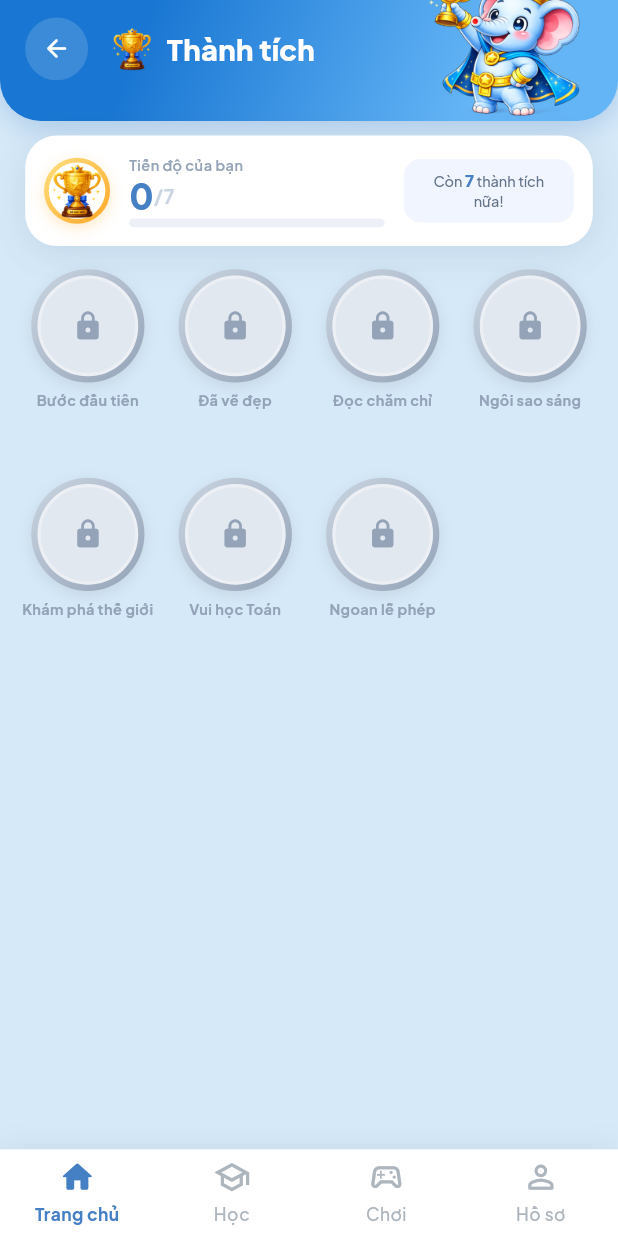
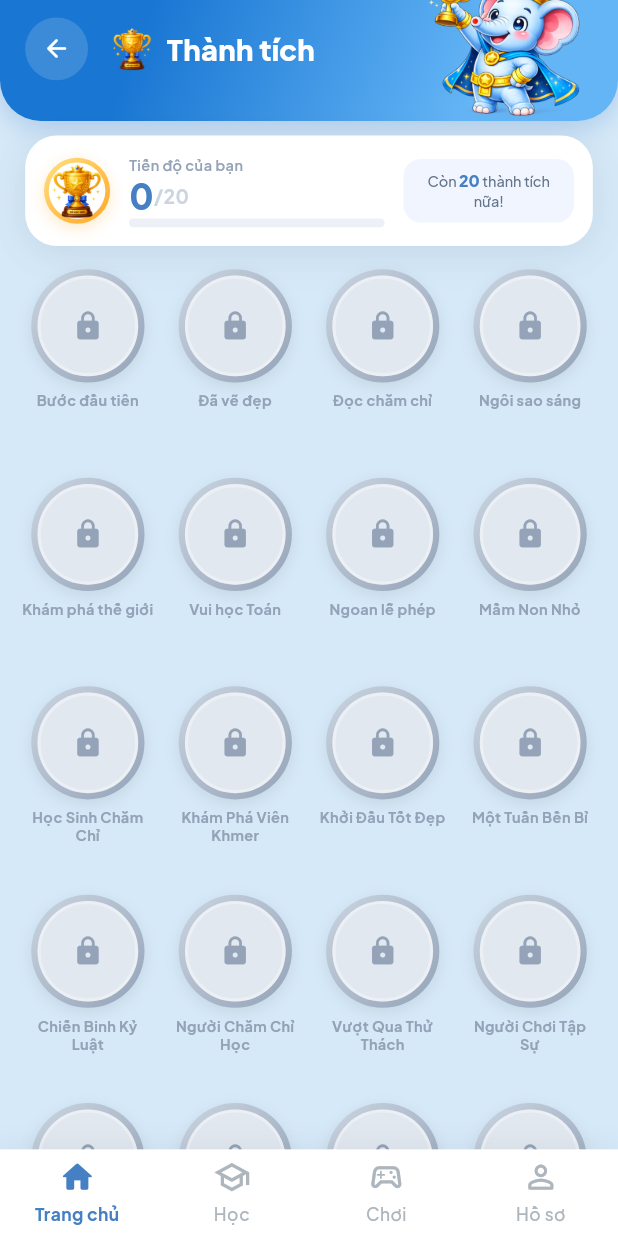
Before and after one commit to Lamvanna/tn-da22ttb-110122116-lamvanna-khmerkid, a Flutter app: the AchievementsScreen screen opened directly, on a phone screen of 412 x 824 dp. Run offline on Flutter 3.47's test engine with Material 3 defaults, Android fonts, the light colour scheme and no system bars; our stand-ins replace audioplayers, connectivity_plus, flutter_screenutil, flutter_tts, google_fonts, google_sign_in and 5 more; missing offline and left inert: flutter_tesseract_ocr, string_similarity; accounts and stored records are empty; generated files the repository leaves out were written again; network calls fail.

Commit message:
Cập nhật dữ liệu huy hiệu (badges) và giao diện màn hình thành tựu

```diff
--- a/lib/screens/achievements/achievements_screen.dart
+++ b/lib/screens/achievements/achievements_screen.dart
@@ -75,6 +75,110 @@ class _AchievementsScreenState extends State<AchievementsScreen> {
       color: const Color(0xFF4CAF50),
       bgColor: const Color(0xFFE8F5E9),
       description: 'Đạt chuỗi học tập liên tục 2 ngày.',
+    ),
+    _Achievement(
+      title: 'Mầm Non Nhỏ',
+      icon: Icons.child_care_rounded,
+      done: false,
+      color: const Color(0xFFFF9800),
+      bgColor: const Color(0xFFFFF3E0),
+      description: 'Đạt cấp độ 5 của hành trình!',
+    ),
+    _Achievement(
+      title: 'Học Sinh Chăm Chỉ',
+      icon: Icons.workspace_premium_rounded,
+      done: false,
+      color: const Color(0xFFFF5722),
+      bgColor: const Color(0xFFFBE9E7),
+      description: 'Đạt cấp độ 10 trong ứng dụng.',
+    ),
+    _Achievement(
+      title: 'Khám Phá Viên Khmer',
+      icon: Icons.explore_rounded,
+      done: false,
+      color: const Color(0xFF00E676),
+      bgColor: const Color(0xFFE8F5E9),
+      description: 'Xuất sắc đạt cấp độ 20.',
+    ),
+    _Achievement(
+      title: 'Khởi Đầu Tốt Đẹp',
+      icon: Icons.lightbulb_rounded,
+      done: false,
+      color: const Color(0xFFFFD54F),
+      bgColor: const Color(0xFFFFF8E1),
+      description: 'Duy trì chuỗi học tập 3 ngày liên tiếp.',
+    ),
+    _Achievement(
+      title: 'Một Tuần Bền Bỉ',
+      icon: Icons.date_range_rounded,
+      done: false,
+      color: const Color(0xFFFF5722),
+      bgColor: const Color(0xFFFBE9E7),
+      description: 'Duy trì chuỗi học tập 7 ngày liên tiếp.',
+    ),
+    _Achievement(
+      title: 'Chiến Binh Kỷ Luật',
+      icon: Icons.shield_rounded,
+      done: false,
+      color: const Color(0xFF9C27B0),
+      bgColor: const Color(0xFFF3E5F5),
+      description: 'Duy trì chuỗi học tập 15 ngày liên tiếp.',
+    ),
+    _Achievement(
+      title: 'Người Chăm Chỉ Học',
+      icon: Icons.auto_stories_rounded,
+      done: false,
+      color: const Color(0xFF2196F3),
+      bgColor: const Color(0xFFE3F2FD),
+      description: 'Hoàn thành xuất sắc 15 bài học.',
+    ),
+    _Achievement(
+      title: 'Vượt Qua Thử Thách',
+      icon: Icons.military_tech_rounded,
+      done: false,
+      color: const Color(0xFFFF1744),
+      bgColor: const Color(0xFFFFEBEE),
+      description: 'Hoàn thành xuất sắc 30 bài học.',
+    ),
+    _Achievement(
+      title: 'Người Chơi Tập Sự',
+      icon: Icons.sports_esports_rounded,
+      done: false,
+      color: const Color(0xFF00E5FF),
+      bgColor: const Color(0xFFE0F7FA),
+      description: 'Chơi hoàn thành 5 trò chơi bổ ích.',
+    ),
+    _Achievement(
+      title: 'Kỷ Lục Gia Trò Chơi',
+      icon: Icons.emoji_events_rounded,
+      done: false,
+      color: const Color(0xFFFFCA28),
+      bgColor: const Color(0xFFFFF8E1),
+      description: 'Chơi hoàn thành 20 trò chơi bổ ích.',
+    ),
+    _Achievement(
+      title: 'Bầu Trời Đầy Sao',
+      icon: Icons.wb_twilight_rounded,
+      done: false,
+      color: const Color(0xFFFFCA28),
+      bgColor: const Color(0xFFFFF8E1),
+      description: 'Tích lũy tổng cộng 150 ngôi sao lấp lánh.',
+    ),
+    _Achievement(
+      title: 'Giọng Ca Oanh Vàng',
+      icon: Icons.record_voice_over_rounded,
+      done: false,
+      color: const Color(0xFFE91E63),
+      bgColor: const Color(0xFFFCE4EC),
+      description: 'Đạt kỹ năng nói tiếng Khmer cấp độ 2.',
+    ),
+    _Achievement(
+      title: 'Đôi Tai Nhạy Bén',
+      icon: Icons.hearing_rounded,
+      done: false,
+      color: const Color(0xFF4CAF50),
+      bgColor: const Color(0xFFE8F5E9),
+      description: 'Đạt kỹ năng nghe tiếng Khmer cấp độ 2.',
     ),
   ];
 
```
Also changed, not shown: 1 other file.
